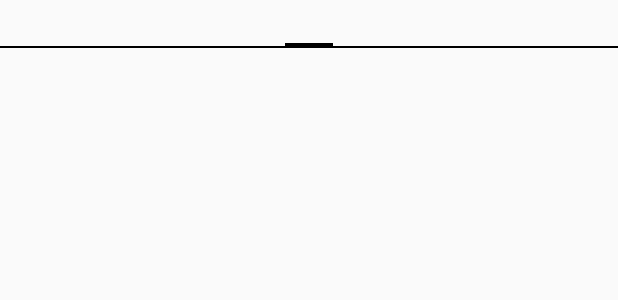
After one commit to dloprodu/KC_Training_Guedr, an Android app: the layout activity_city_page.xml on its own in the app's theme, with its tools: preview values and no code run, on a phone screen of 412 x 824 dp. The commit adds this screen. Shown: the top 300 px of the screen. Run offline under Robolectric (Android 15) with nearby library versions, the phone set to English and light mode, and no system bars.

Commit message:
pager view added

```diff
--- a/app/build.gradle
+++ b/app/build.gradle
@@ -31,4 +31,5 @@ dependencies {
     androidTestImplementation 'com.android.support.test:runner:1.0.2'
     androidTestImplementation 'com.android.support.test.espresso:espresso-core:3.0.2'
     implementation 'com.android.support:design:26.1.0'
+    implementation 'com.android.support:support-v13:26.1.0'
 }
--- a/app/src/main/java/io/keepcoding/guedrbootamp6/SettingsActivity.kt
+++ b/app/src/main/java/io/keepcoding/guedrbootamp6/activity/SettingsActivity.kt
@@ -1,10 +1,12 @@
-package io.keepcoding.guedrbootamp6
+package io.keepcoding.guedrbootamp6.activity
 
 import android.app.Activity
 import android.content.Context
 import android.content.Intent
 import android.support.v7.app.AppCompatActivity
 import android.os.Bundle
+import io.keepcoding.guedrbootamp6.R
+import io.keepcoding.guedrbootamp6.model.TemperatureUnit
 import kotlinx.android.synthetic.main.activity_settings.*
 
 class SettingsActivity : AppCompatActivity() {
--- /dev/null
+++ b/app/src/main/java/io/keepcoding/guedrbootamp6/model/City.kt
@@ -0,0 +1,6 @@
+package io.keepcoding.guedrbootamp6.model
+
+import java.io.Serializable
+
+data class City(var name: String, var forecast: Forecast): Serializable {
+}
--- /dev/null
+++ b/app/src/main/res/layout/activity_city_page.xml
@@ -0,0 +1,19 @@
+<?xml version="1.0" encoding="utf-8"?>
+<android.support.constraint.ConstraintLayout xmlns:android="http://schemas.android.com/apk/res/android"
+    xmlns:app="http://schemas.android.com/apk/res-auto"
+    xmlns:tools="http://schemas.android.com/tools"
+    android:layout_width="match_parent"
+    android:layout_height="match_parent"
+    tools:context=".activity.CityPageActivity">
+
+    <android.support.v4.view.ViewPager
+        android:id="@+id/view_pager"
+        android:layout_width="match_parent"
+        android:layout_height="match_parent">
+        <android.support.v4.view.PagerTabStrip
+            android:layout_width="match_parent"
+            android:layout_height="wrap_content"/>
+
+    </android.support.v4.view.ViewPager>
+
+</android.support.constraint.ConstraintLayout>
--- a/app/src/main/res/layout/activity_forecast.xml
+++ b/app/src/main/res/layout/activity_forecast.xml
@@ -4,12 +4,12 @@
     xmlns:tools="http://schemas.android.com/tools"
     android:layout_width="match_parent"
     android:layout_height="match_parent"
-    tools:context=".ForecastActivity">
+    tools:context=".activity.ForecastActivity">
 
     <fragment
         android:id="@+id/forecast_fragment"
         android:layout_width="match_parent"
         android:layout_height="match_parent"
-        android:name="io.keepcoding.guedrbootamp6.ForecastFragment" />
+        android:name="io.keepcoding.guedrbootamp6.fragment.ForecastFragment" />
 
 </FrameLayout>
--- a/app/src/main/res/layout/activity_settings.xml
+++ b/app/src/main/res/layout/activity_settings.xml
@@ -4,7 +4,7 @@
     xmlns:tools="http://schemas.android.com/tools"
     android:layout_width="match_parent"
     android:layout_height="match_parent"
-    tools:context=".SettingsActivity">
+    tools:context=".activity.SettingsActivity">
 
     <TextView
         android:id="@+id/textView"
--- a/app/src/main/res/layout/fragment_forecast.xml
+++ b/app/src/main/res/layout/fragment_forecast.xml
@@ -51,7 +51,7 @@ LinearLayout (android:orientation)
     android:layout_width="match_parent"
     android:layout_height="match_parent"
     android:orientation="vertical"
-    tools:context=".ForecastFragment">
+    tools:context=".fragment.ForecastFragment">
 
     <ImageView
         android:id="@+id/forecast_image"
```
Also changed, not shown: app/src/main/AndroidManifest.xml (+4 -3 lines), app/src/main/java/io/keepcoding/guedrbootamp6/activity/CityPageActivity.kt (added, +34 -0 lines), app/src/main/java/io/keepcoding/guedrbootamp6/activity/ForecastActivity.kt (renamed from app/src/main/java/io/keepcoding/guedrbootamp6/ForecastActivity.kt, +2 -10 lines), app/src/main/java/io/keepcoding/guedrbootamp6/fragment/ForecastFragment.kt (renamed from app/src/main/java/io/keepcoding/guedrbootamp6/ForecastFragment.kt, +25 -7 lines), app/src/main/java/io/keepcoding/guedrbootamp6/model/Cities.kt (added, +18 -0 lines), app/src/main/java/io/keepcoding/guedrbootamp6/model/Forecast.kt (renamed from app/src/main/java/io/keepcoding/guedrbootamp6/Forecast.kt, +9 -7 lines), 1 other file.
